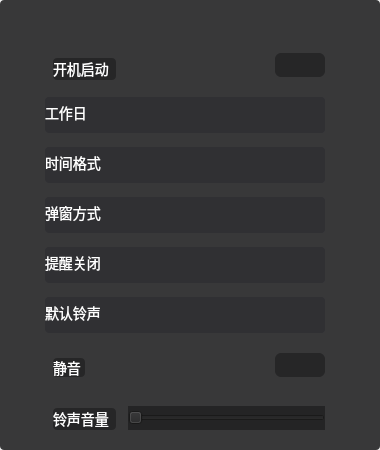
Qt form src/plugins/Clock_deamon/setuppage.ui (ukui/ukui-sidebar) before a commit.
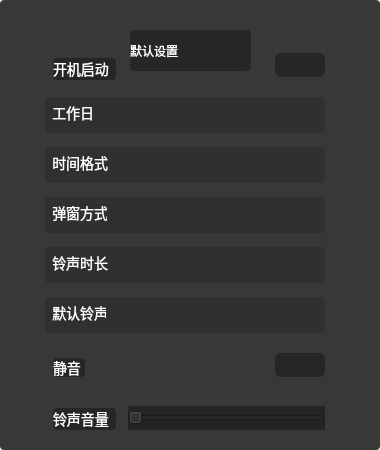
The same form after that commit. Icons and pictures are not drawn.

Patch:
```diff
--- a/src/plugins/Clock_deamon/setuppage.ui
+++ b/src/plugins/Clock_deamon/setuppage.ui
@@ -109,7 +109,7 @@
 </string>
      </property>
      <property name="text">
-      <string>工作日</string>
+      <string>  工作日</string>
      </property>
     </widget>
     <widget class="QPushButton" name="pushButton_10">
@@ -184,7 +184,7 @@
 </string>
      </property>
      <property name="text">
-      <string>时间格式</string>
+      <string>  时间格式</string>
      </property>
     </widget>
     <widget class="QPushButton" name="pushButton_11">
@@ -203,9 +203,9 @@
     <widget class="QPushButton" name="pushButton_7">
      <property name="geometry">
       <rect>
-       <x>60</x>
+       <x>70</x>
        <y>0</y>
-       <width>181</width>
+       <width>171</width>
        <height>36</height>
       </rect>
      </property>
@@ -245,7 +245,7 @@
       <rect>
        <x>0</x>
        <y>0</y>
-       <width>61</width>
+       <width>62</width>
        <height>31</height>
       </rect>
      </property>
@@ -259,7 +259,7 @@
 </string>
      </property>
      <property name="text">
-      <string>弹窗方式</string>
+      <string>  弹窗方式</string>
      </property>
     </widget>
     <widget class="QPushButton" name="pushButton_12">
@@ -278,9 +278,9 @@
     <widget class="QPushButton" name="pushButton_8">
      <property name="geometry">
       <rect>
-       <x>60</x>
+       <x>70</x>
        <y>0</y>
-       <width>181</width>
+       <width>171</width>
        <height>36</height>
       </rect>
      </property>
@@ -320,7 +320,7 @@
       <rect>
        <x>0</x>
        <y>0</y>
-       <width>61</width>
+       <width>68</width>
        <height>31</height>
       </rect>
      </property>
@@ -334,7 +334,7 @@
 </string>
      </property>
      <property name="text">
-      <string>提醒关闭</string>
+      <string>  铃声时长</string>
      </property>
     </widget>
     <widget class="QPushButton" name="pushButton_13">
@@ -353,9 +353,9 @@
     <widget class="QPushButton" name="pushButton_9">
      <property name="geometry">
       <rect>
-       <x>60</x>
+       <x>70</x>
        <y>0</y>
-       <width>181</width>
+       <width>171</width>
        <height>36</height>
       </rect>
      </property>
@@ -409,7 +409,7 @@
 </string>
      </property>
      <property name="text">
-      <string>默认铃声</string>
+      <string>  默认铃声</string>
      </property>
     </widget>
     <widget class="QPushButton" name="pushButton_14">
@@ -428,9 +428,9 @@
     <widget class="QPushButton" name="pushButton_15">
      <property name="geometry">
       <rect>
-       <x>60</x>
+       <x>70</x>
        <y>0</y>
-       <width>181</width>
+       <width>171</width>
        <height>36</height>
       </rect>
      </property>
@@ -532,6 +532,23 @@
      <enum>Qt::Horizontal</enum>
     </property>
    </widget>
+   <widget class="QLabel" name="label_4">
+    <property name="geometry">
+     <rect>
+      <x>130</x>
+      <y>30</y>
+      <width>121</width>
+      <height>41</height>
+     </rect>
+    </property>
+    <property name="styleSheet">
+     <string notr="true">font: 25 22pt &quot;Noto Sans CJK SC&quot;;
+color: rgb(255, 255, 255);</string>
+    </property>
+    <property name="text">
+     <string>默认设置</string>
+    </property>
+   </widget>
   </widget>
  </widget>
  <resources/>
```
